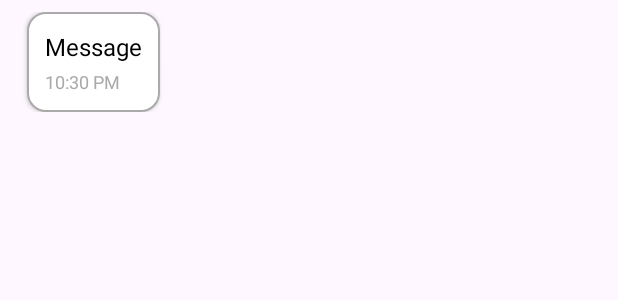
After one commit to rosellerpelonia/whatsapp, an Android app: the layout item_message_receiver.xml on its own in the app's theme, with its tools: preview values and no code run, on a phone screen of 412 x 824 dp. The commit adds this screen. Shown: the top 300 px of the screen. Run offline under Robolectric (Android 15) with nearby library versions, the light colour scheme and no system bars.

Commit message:
add conversation

```diff
--- /dev/null
+++ b/app/src/main/res/drawable/bg_message_receiver.xml
@@ -0,0 +1,8 @@
+<?xml version="1.0" encoding="utf-8"?>
+<shape xmlns:android="http://schemas.android.com/apk/res/android"
+    android:shape="rectangle">
+    <solid android:color="@android:color/white"/>
+    <corners android:radius="12dp"/>
+    <stroke android:width="1dp" android:color="@android:color/darker_gray"/>
+    <padding android:left="10dp" android:top="8dp" android:right="10dp" android:bottom="8dp"/>
+</shape>
--- /dev/null
+++ b/app/src/main/res/layout/item_message_receiver.xml
@@ -0,0 +1,35 @@
+<?xml version="1.0" encoding="utf-8"?>
+<LinearLayout xmlns:android="http://schemas.android.com/apk/res/android"
+    android:layout_width="match_parent"
+    android:layout_height="wrap_content"
+    android:orientation="horizontal"
+    android:gravity="start"
+    android:padding="8dp">
+
+    <LinearLayout
+        android:layout_width="wrap_content"
+        android:layout_height="wrap_content"
+        android:background="@drawable/bg_message_receiver"
+        android:padding="12dp"
+        android:orientation="vertical"
+        android:elevation="2dp"
+        android:layout_marginStart="10dp">
+
+        <TextView
+            android:id="@+id/messageText"
+            android:layout_width="wrap_content"
+            android:layout_height="wrap_content"
+            android:text="Message"
+            android:textSize="16sp"
+            android:textColor="@android:color/black" />
+
+        <TextView
+            android:id="@+id/messageTime"
+            android:layout_width="wrap_content"
+            android:layout_height="wrap_content"
+            android:text="10:30 PM"
+            android:textSize="12sp"
+            android:textColor="@android:color/darker_gray"
+            android:layout_marginTop="4dp"/>
+    </LinearLayout>
+</LinearLayout>
```
Also changed, not shown: app/src/main/java/com/example/myapplication/activity/ChatActivity.java (+101 -6 lines), app/src/main/java/com/example/myapplication/adapters/MessagesAdapter.java (added, +66 -0 lines), app/src/main/java/com/example/myapplication/model/Messages.java (added, +53 -0 lines), app/src/main/res/drawable/bg_message_sender.xml (added, +7 -0 lines), app/src/main/res/layout/item_message_sender.xml (added, +34 -0 lines).
